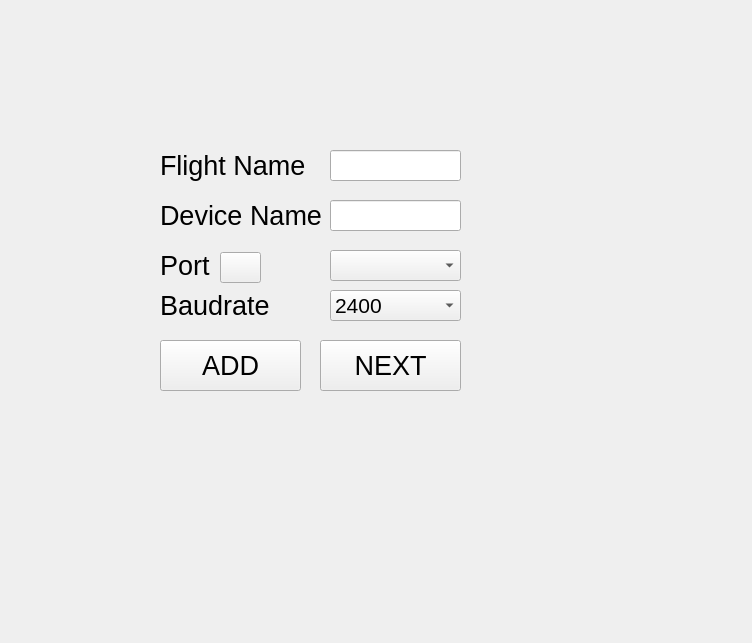
Qt form firstpage.ui (1Tshanks1/v6panel) before a commit.
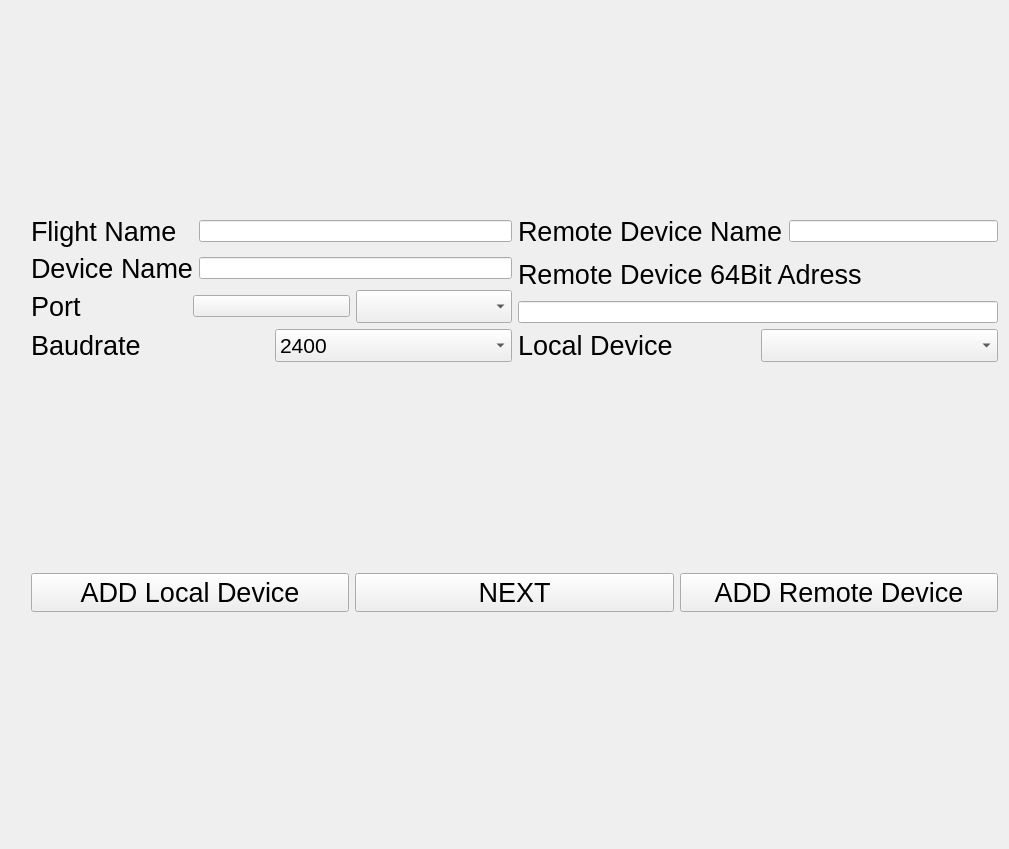
The same form after that commit. Icons and pictures are not drawn.

Commit message: 3. sayfa ve tek local çift remote

The edit to the form file:
```diff
--- a/firstpage.ui
+++ b/firstpage.ui
@@ -6,22 +6,37 @@
    <rect>
     <x>0</x>
     <y>0</y>
-    <width>752</width>
-    <height>643</height>
+    <width>1009</width>
+    <height>849</height>
    </rect>
   </property>
   <property name="windowTitle">
    <string>Form</string>
   </property>
+  <layout class="QGridLayout" name="gridLayout_9">
+   <item row="0" column="0">
+    <layout class="QGridLayout" name="gridLayout_8">
+     <item row="1" column="1">
+      <spacer name="horizontalSpacer">
+       <property name="orientation">
+        <enum>Qt::Horizontal</enum>
+       </property>
+       <property name="sizeHint" stdset="0">
+        <size>
+         <width>698</width>
+         <height>20</height>
+        </size>
+       </property>
+      </spacer>
+     </item>
+     <item row="0" column="1">
+      <layout class="QGridLayout" name="gridLayout_7">
+       <item row="0" column="0">
+        <layout class="QVBoxLayout" name="verticalLayout_2">
+         <item>
+          <layout class="QGridLayout" name="gridLayout">
+           <item row="0" column="0">
   <widget class="QLabel" name="label">
-   <property name="geometry">
-    <rect>
-     <x>160</x>
-     <y>150</y>
-     <width>151</width>
-     <height>31</height>
-    </rect>
-   </property>
    <property name="font">
     <font>
      <pointsize>20</pointsize>
@@ -31,15 +46,12 @@
     <string>Flight Name</string>
    </property>
   </widget>
+           </item>
+           <item row="0" column="1">
+            <widget class="QLineEdit" name="flightName"/>
+           </item>
+           <item row="1" column="0">
   <widget class="QLabel" name="label_2">
-   <property name="geometry">
-    <rect>
-     <x>160</x>
-     <y>200</y>
-     <width>161</width>
-     <height>31</height>
-    </rect>
-   </property>
    <property name="font">
     <font>
      <pointsize>20</pointsize>
@@ -49,33 +61,16 @@
     <string>Device Name</string>
    </property>
   </widget>
-  <widget class="QLabel" name="label_3">
-   <property name="geometry">
-    <rect>
-     <x>160</x>
-     <y>290</y>
-     <width>131</width>
-     <height>31</height>
-    </rect>
-   </property>
-   <property name="font">
-    <font>
-     <pointsize>20</pointsize>
-    </font>
-   </property>
-   <property name="text">
-    <string>Baudrate</string>
-   </property>
-  </widget>
+           </item>
+           <item row="1" column="1">
+            <widget class="QLineEdit" name="deviceName"/>
+           </item>
+          </layout>
+         </item>
+         <item>
+          <layout class="QGridLayout" name="gridLayout_6">
+           <item row="0" column="0">
   <widget class="QLabel" name="label_4">
-   <property name="geometry">
-    <rect>
-     <x>160</x>
-     <y>250</y>
-     <width>131</width>
-     <height>31</height>
-    </rect>
-   </property>
    <property name="font">
     <font>
      <pointsize>20</pointsize>
@@ -85,15 +80,45 @@
     <string>Port</string>
    </property>
   </widget>
+           </item>
+           <item row="0" column="1">
+            <widget class="QPushButton" name="reloadButton">
+             <property name="styleSheet">
+              <string notr="true">background-image:url(:/reload.png);
+background-repeat: none;</string>
+             </property>
+             <property name="text">
+              <string/>
+             </property>
+            </widget>
+           </item>
+           <item row="0" column="2">
+            <widget class="QComboBox" name="portBox">
+             <property name="font">
+              <font>
+               <pointsize>16</pointsize>
+              </font>
+             </property>
+            </widget>
+           </item>
+          </layout>
+         </item>
+         <item>
+          <layout class="QGridLayout" name="gridLayout_5">
+           <item row="0" column="0">
+            <widget class="QLabel" name="label_3">
+             <property name="font">
+              <font>
+               <pointsize>20</pointsize>
+              </font>
+             </property>
+             <property name="text">
+              <string>Baudrate</string>
+             </property>
+            </widget>
+           </item>
+           <item row="0" column="1">
   <widget class="QComboBox" name="baudBox">
-   <property name="geometry">
-    <rect>
-     <x>330</x>
-     <y>290</y>
-     <width>131</width>
-     <height>31</height>
-    </rect>
-   </property>
    <property name="font">
     <font>
      <pointsize>16</pointsize>
@@ -135,68 +160,94 @@
     </property>
    </item>
   </widget>
-  <widget class="QLineEdit" name="deviceName">
-   <property name="geometry">
-    <rect>
-     <x>330</x>
-     <y>200</y>
-     <width>131</width>
-     <height>31</height>
-    </rect>
-   </property>
-  </widget>
-  <widget class="QLineEdit" name="flightName">
-   <property name="geometry">
-    <rect>
-     <x>330</x>
-     <y>150</y>
-     <width>131</width>
-     <height>31</height>
-    </rect>
-   </property>
-  </widget>
-  <widget class="QComboBox" name="portBox">
-   <property name="geometry">
-    <rect>
-     <x>330</x>
-     <y>250</y>
-     <width>131</width>
-     <height>31</height>
-    </rect>
-   </property>
+           </item>
+          </layout>
+         </item>
+        </layout>
+       </item>
+       <item row="0" column="1">
+        <layout class="QVBoxLayout" name="verticalLayout_3">
+         <item>
+          <layout class="QGridLayout" name="gridLayout_2">
+           <item row="0" column="0">
+            <widget class="QLabel" name="label_7">
+             <property name="font">
+              <font>
+               <pointsize>20</pointsize>
+              </font>
+             </property>
+             <property name="text">
+              <string>Remote Device Name</string>
+             </property>
+            </widget>
+           </item>
+           <item row="0" column="1">
+            <widget class="QLineEdit" name="remoteDeviceName"/>
+           </item>
+          </layout>
+         </item>
+         <item>
+          <layout class="QVBoxLayout" name="verticalLayout">
+           <item>
+            <widget class="QLabel" name="label_5">
+             <property name="font">
+              <font>
+               <pointsize>20</pointsize>
+              </font>
+             </property>
+             <property name="text">
+              <string>Remote Device 64Bit Adress</string>
+             </property>
+            </widget>
+           </item>
+           <item>
+            <widget class="QLineEdit" name="remoteDeviceAdress"/>
+           </item>
+          </layout>
+         </item>
+         <item>
+          <layout class="QGridLayout" name="gridLayout_3">
+           <item row="0" column="1">
+            <widget class="QComboBox" name="localBox">
    <property name="font">
     <font>
      <pointsize>16</pointsize>
     </font>
    </property>
   </widget>
+           </item>
+           <item row="0" column="0">
+            <widget class="QLabel" name="label_6">
+             <property name="font">
+              <font>
+               <pointsize>20</pointsize>
+              </font>
+             </property>
+             <property name="text">
+              <string>Local Device</string>
+             </property>
+            </widget>
+           </item>
+          </layout>
+         </item>
+        </layout>
+       </item>
+       <item row="1" column="0" colspan="2">
+        <layout class="QGridLayout" name="gridLayout_4">
+         <item row="0" column="0">
   <widget class="QPushButton" name="addButton">
-   <property name="geometry">
-    <rect>
-     <x>160</x>
-     <y>340</y>
-     <width>141</width>
-     <height>51</height>
-    </rect>
-   </property>
    <property name="font">
     <font>
      <pointsize>20</pointsize>
     </font>
    </property>
    <property name="text">
-    <string>ADD</string>
-   </property>
-  </widget>
+            <string>ADD Local Device</string>
+           </property>
+          </widget>
+         </item>
+         <item row="0" column="1">
   <widget class="QPushButton" name="nextButton">
-   <property name="geometry">
-    <rect>
-     <x>320</x>
-     <y>340</y>
-     <width>141</width>
-     <height>51</height>
-    </rect>
-   </property>
    <property name="font">
     <font>
      <pointsize>20</pointsize>
@@ -206,23 +257,58 @@
     <string>NEXT</string>
    </property>
   </widget>
-  <widget class="QPushButton" name="reloadButton">
-   <property name="geometry">
-    <rect>
-     <x>220</x>
-     <y>252</y>
-     <width>41</width>
-     <height>31</height>
-    </rect>
-   </property>
-   <property name="styleSheet">
-    <string notr="true">background-image:url(:/reload.png);
-background-repeat: none;</string>
+         </item>
+         <item row="0" column="2">
+          <widget class="QPushButton" name="remoteDeviceAddButton">
+           <property name="font">
+            <font>
+             <pointsize>20</pointsize>
+            </font>
    </property>
    <property name="text">
-    <string/>
-   </property>
-  </widget>
+            <string>ADD Remote Device</string>
+           </property>
+          </widget>
+         </item>
+        </layout>
+       </item>
+      </layout>
+     </item>
+     <item row="0" column="0">
+      <spacer name="verticalSpacer">
+       <property name="orientation">
+        <enum>Qt::Vertical</enum>
+       </property>
+       <property name="sizeHint" stdset="0">
+        <size>
+         <width>20</width>
+         <height>40</height>
+        </size>
+       </property>
+      </spacer>
+     </item>
+    </layout>
+   </item>
+  </layout>
+  <zorder>label</zorder>
+  <zorder>label_2</zorder>
+  <zorder>label_3</zorder>
+  <zorder>label_4</zorder>
+  <zorder>baudBox</zorder>
+  <zorder>deviceName</zorder>
+  <zorder>portBox</zorder>
+  <zorder>addButton</zorder>
+  <zorder>nextButton</zorder>
+  <zorder>reloadButton</zorder>
+  <zorder>label_5</zorder>
+  <zorder>remoteDeviceAdress</zorder>
+  <zorder>label_6</zorder>
+  <zorder>localBox</zorder>
+  <zorder>remoteDeviceAddButton</zorder>
+  <zorder>label_7</zorder>
+  <zorder>remoteDeviceName</zorder>
+  <zorder>flightName</zorder>
+  <zorder>horizontalSpacer</zorder>
  </widget>
  <resources/>
  <connections/>
```
Lines whose indentation alone changed are shown as unchanged. The commit also changes 13 other files.
